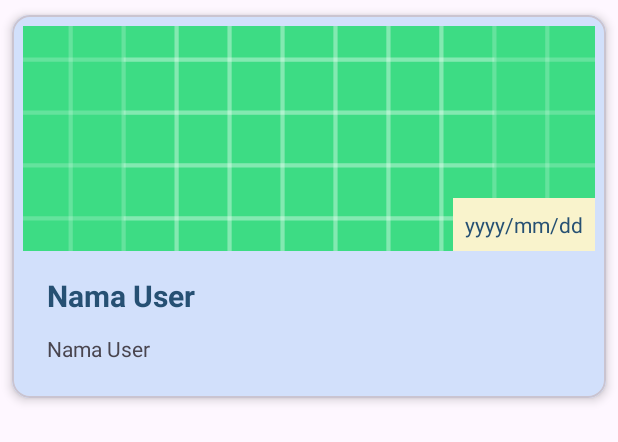
After one commit to uqisya/bangkit-md, an Android app: the layout story_item.xml on its own in the app's theme, with its tools: preview values and no code run, on a phone screen of 412 x 824 dp. The commit adds this screen. Shown: the top 442 px of the screen. Run offline under Robolectric (Android 15) with nearby library versions, the phone set to English and light mode, and no system bars; network calls fail.

Commit message:
feat(list story): get all stories to the main page

```diff
--- a/Android_Intermediate/submission/StoryAppSubmission/app/build.gradle.kts
+++ b/Android_Intermediate/submission/StoryAppSubmission/app/build.gradle.kts
@@ -66,4 +66,7 @@ dependencies {
     implementation(libs.androidx.lifecycle.viewmodel.ktx) // untuk viewmodelScope)
 
     implementation(libs.androidx.datastore.preferences)  // untuk dataStore, simpan token login
+    implementation(libs.com.google.code.gson)
+
+    implementation(libs.com.github.bumptech.glide)
 }
--- a/Android_Intermediate/submission/StoryAppSubmission/app/src/main/java/com/dicoding/storyappsubmission/data/di/Injection.kt
+++ b/Android_Intermediate/submission/StoryAppSubmission/app/src/main/java/com/dicoding/storyappsubmission/data/di/Injection.kt
@@ -39,7 +39,7 @@ object Injection {
         val apiService = userToken?.let { authToken ->
             provideApiServiceToken(authToken)
         }
-        if (apiService != null) return StoryRepository.getInstance(apiService, userPref)
+        if (apiService != null) return StoryRepository.getInstance(apiService)
         else throw IllegalStateException("User auth token is null")
     }
 
--- a/Android_Intermediate/submission/StoryAppSubmission/app/src/main/java/com/dicoding/storyappsubmission/data/remote/retrofit/ApiService.kt
+++ b/Android_Intermediate/submission/StoryAppSubmission/app/src/main/java/com/dicoding/storyappsubmission/data/remote/retrofit/ApiService.kt
@@ -32,7 +32,5 @@ interface ApiService {
     // tapi dengan menambahkan @Header("Authorization") token: String di setiap endpoint akan merepotkan
     // maka buatlah di apiConfig.kt
     @GET("stories")
-    suspend fun getStories(
-        @Header("Authorization") token: String
-    ): StoryResponse
+    suspend fun getAllStories(): StoryResponse
 }
--- a/Android_Intermediate/submission/StoryAppSubmission/app/src/main/java/com/dicoding/storyappsubmission/factory/ViewModelFactory.kt
+++ b/Android_Intermediate/submission/StoryAppSubmission/app/src/main/java/com/dicoding/storyappsubmission/factory/ViewModelFactory.kt
@@ -24,7 +24,7 @@ class ViewModelFactory(private val context: Context) : ViewModelProvider.Factory
 
             modelClass.isAssignableFrom(MainViewModel::class.java) -> {
                 val userPreferences = UserPreferences.getInstance(context.dataStore)
-                MainViewModel(userPreferences) as T
+                MainViewModel(Injection.provideStoryRepository(context), userPreferences) as T
             }
 
             else -> throw IllegalArgumentException("Unknown ViewModel class")
--- a/Android_Intermediate/submission/StoryAppSubmission/app/src/main/java/com/dicoding/storyappsubmission/view/main/MainViewModel.kt
+++ b/Android_Intermediate/submission/StoryAppSubmission/app/src/main/java/com/dicoding/storyappsubmission/view/main/MainViewModel.kt
@@ -3,11 +3,15 @@ package com.dicoding.storyappsubmission.view.main
 import androidx.lifecycle.LiveData
 import androidx.lifecycle.ViewModel
 import androidx.lifecycle.asLiveData
+import androidx.lifecycle.liveData
 import androidx.lifecycle.viewModelScope
+import com.dicoding.storyappsubmission.data.repository.StoryRepository
 import com.dicoding.storyappsubmission.utils.UserPreferences
 import kotlinx.coroutines.launch
 
-class MainViewModel(private val userPref: UserPreferences) : ViewModel() {
+class MainViewModel(private val repository: StoryRepository, private val userPref: UserPreferences) : ViewModel() {
+
+    fun getAllStories() = repository.getAllStories()
 
     fun getAuthToken() : LiveData<String?> {
         return userPref.getAuthToken().asLiveData()
--- a/Android_Intermediate/submission/StoryAppSubmission/app/src/main/java/com/dicoding/storyappsubmission/view/signup/SignupActivity.kt
+++ b/Android_Intermediate/submission/StoryAppSubmission/app/src/main/java/com/dicoding/storyappsubmission/view/signup/SignupActivity.kt
@@ -22,6 +22,8 @@ class SignupActivity : AppCompatActivity() {
         super.onCreate(savedInstanceState)
         binding = ActivitySignupBinding.inflate(layoutInflater)
         setContentView(binding.root)
+
+        supportActionBar?.hide()
 
         val viewModelFactory= ViewModelFactory.getInstance(this@SignupActivity)
         viewModel = ViewModelProvider(this, viewModelFactory)[SignupViewModel::class.java]
--- a/Android_Intermediate/submission/StoryAppSubmission/app/src/main/java/com/dicoding/storyappsubmission/view/welcome/WelcomeActivity.kt
+++ b/Android_Intermediate/submission/StoryAppSubmission/app/src/main/java/com/dicoding/storyappsubmission/view/welcome/WelcomeActivity.kt
@@ -21,11 +21,12 @@ class WelcomeActivity : AppCompatActivity() {
         super.onCreate(savedInstanceState)
         binding = ActivityWelcomeBinding.inflate(layoutInflater)
 
+        supportActionBar?.hide()
+
         val viewModelFactory = ViewModelFactory.getInstance(this@WelcomeActivity)
         loginViewModel = ViewModelProvider(this, viewModelFactory)[LoginViewModel::class.java]
 
         loginViewModel.getAuthToken().observe(this@WelcomeActivity) { authToken ->
-            println("hei ini welcome")
             if (authToken != null) {
                 startActivity(Intent(this@WelcomeActivity, MainActivity::class.java))
                 finish()
--- /dev/null
+++ b/Android_Intermediate/submission/StoryAppSubmission/app/src/main/res/layout/story_item.xml
@@ -0,0 +1,60 @@
+<?xml version="1.0" encoding="utf-8"?>
+<com.google.android.material.card.MaterialCardView xmlns:android="http://schemas.android.com/apk/res/android"
+    xmlns:app="http://schemas.android.com/apk/res-auto"
+    android:layout_width="match_parent"
+    android:layout_height="wrap_content"
+    app:cardElevation="4dp"
+    app:cardUseCompatPadding="true">
+
+    <LinearLayout
+        android:layout_width="match_parent"
+        android:layout_height="wrap_content"
+        android:orientation="vertical"
+        android:padding="8dp"
+        android:background="@color/blue_white_soft">
+
+        <FrameLayout
+            android:layout_width="match_parent"
+            android:layout_height="150dp">
+
+            <ImageView
+                android:id="@+id/thumbnailImageView"
+                android:layout_width="match_parent"
+                android:layout_height="match_parent"
+                android:scaleType="centerCrop"
+                android:src="@drawable/ic_launcher_background" />
+
+            <TextView
+                android:id="@+id/timeTextView"
+                android:layout_width="wrap_content"
+                android:layout_height="wrap_content"
+                android:layout_gravity="bottom|end"
+                android:background="@color/yellow_white_soft"
+                android:padding="8dp"
+                android:text="@string/date_story"
+                android:textColor="@color/background_dark_blue" />
+
+        </FrameLayout>
+
+        <TextView
+            android:id="@+id/itemNameUserTextView"
+            style="@style/TitleGeneral"
+            android:layout_width="match_parent"
+            android:layout_height="wrap_content"
+            android:layout_marginTop="16dp"
+            android:layout_marginStart="16dp"
+            android:layout_marginEnd="16dp"
+            android:text="@string/user_name" />
+
+        <TextView
+            android:id="@+id/itemDescriptionStoryTextView"
+            android:layout_width="match_parent"
+            android:layout_height="wrap_content"
+            android:layout_marginTop="12dp"
+            android:layout_marginStart="16dp"
+            android:layout_marginBottom="16dp"
+            android:layout_marginEnd="16dp"
+            android:text="@string/user_name" />
+    </LinearLayout>
+
+</com.google.android.material.card.MaterialCardView>
--- a/Android_Intermediate/submission/StoryAppSubmission/app/src/main/res/values/strings.xml
+++ b/Android_Intermediate/submission/StoryAppSubmission/app/src/main/res/values/strings.xml
@@ -16,4 +16,6 @@
     <string name="subtitle_welcome_page">Explore dan Berbagi Aktivitas Kamu di SnapStory ^_^</string>
     <string name="status_message">Status Message</string>
     <string name="label_logout">Logout</string>
+    <string name="user_name">Nama User</string>
+    <string name="date_story">yyyy/mm/dd</string>
 </resources>
--- a/Android_Intermediate/submission/StoryAppSubmission/app/src/main/res/values/themes.xml
+++ b/Android_Intermediate/submission/StoryAppSubmission/app/src/main/res/values/themes.xml
@@ -13,6 +13,12 @@
         <item name="android:textSize">20sp</item>
     </style>
 
+    <style name="TitleGeneral.HeaderAccount" parent="Theme.StoryAppSubmission">
+        <item name="android:textColor">@color/background_dark_blue</item>
+        <item name="android:textStyle">bold</item>
+        <item name="android:textSize">16sp</item>
+    </style>
+
     <style name="ButtonActive" parent="Widget.MaterialComponents.Button">
         <item name="android:backgroundTint">@color/background_dark_blue</item>
         <item name="android:textColor">@color/white</item>
--- a/Android_Intermediate/submission/StoryAppSubmission/gradle/libs.versions.toml
+++ b/Android_Intermediate/submission/StoryAppSubmission/gradle/libs.versions.toml
@@ -17,6 +17,9 @@ loggingInterceptor = "4.11.0"
 retrofit = "2.9.0"
 
 dataStore = "1.1.1"
+codeGson = "2.10.1"
+
+glide = "4.16.0"
 
 [libraries]
 androidx-core-ktx = { group = "androidx.core", name = "core-ktx", version.ref = "coreKtx" }
@@ -29,9 +32,12 @@ androidx-activity = { group = "androidx.activity", name = "activity", version.re
 androidx-constraintlayout = { group = "androidx.constraintlayout", name = "constraintlayout", version.ref = "constraintlayout" }
 
 androidx-datastore-preferences = { module = "androidx.datastore:datastore-preferences", version.ref = "dataStore" }
+com-google-code-gson = { module = "com.google.code.gson:gson", version.ref = "codeGson" }
 
 androidx-lifecycle-runtime-ktx = { module = "androidx.lifecycle:lifecycle-runtime-ktx", version.ref = "lifecycleRuntimeKtx" }
 androidx-lifecycle-viewmodel-ktx = { module = "androidx.lifecycle:lifecycle-viewmodel-ktx", version.ref = "lifecycleViewModelKtx" }
+
+com-github-bumptech-glide = { module = "com.github.bumptech.glide:glide", version.ref = "glide" }
 
 logging-interceptor = { module = "com.squareup.okhttp3:logging-interceptor", version.ref = "loggingInterceptor" }
 retrofit = { module = "com.squareup.retrofit2:retrofit", version.ref = "retrofit" }
```
Also changed, not shown: Android_Intermediate/submission/StoryAppSubmission/app/src/main/java/com/dicoding/storyappsubmission/data/repository/StoryRepository.kt (+21 -1 lines), Android_Intermediate/submission/StoryAppSubmission/app/src/main/java/com/dicoding/storyappsubmission/utils/ViewComponentHelper.kt (+11 -0 lines), Android_Intermediate/submission/StoryAppSubmission/app/src/main/java/com/dicoding/storyappsubmission/view/adapter/StoryAdapter.kt (added, +58 -0 lines), Android_Intermediate/submission/StoryAppSubmission/app/src/main/java/com/dicoding/storyappsubmission/view/login/LoginActivity.kt (+11 -4 lines), Android_Intermediate/submission/StoryAppSubmission/app/src/main/java/com/dicoding/storyappsubmission/view/main/MainActivity.kt (+76 -9 lines), Android_Intermediate/submission/StoryAppSubmission/app/src/main/res/drawable/background_account_information.xml (added, +7 -0 lines), Android_Intermediate/submission/StoryAppSubmission/app/src/main/res/layout/activity_main.xml (+57 -0 lines).
